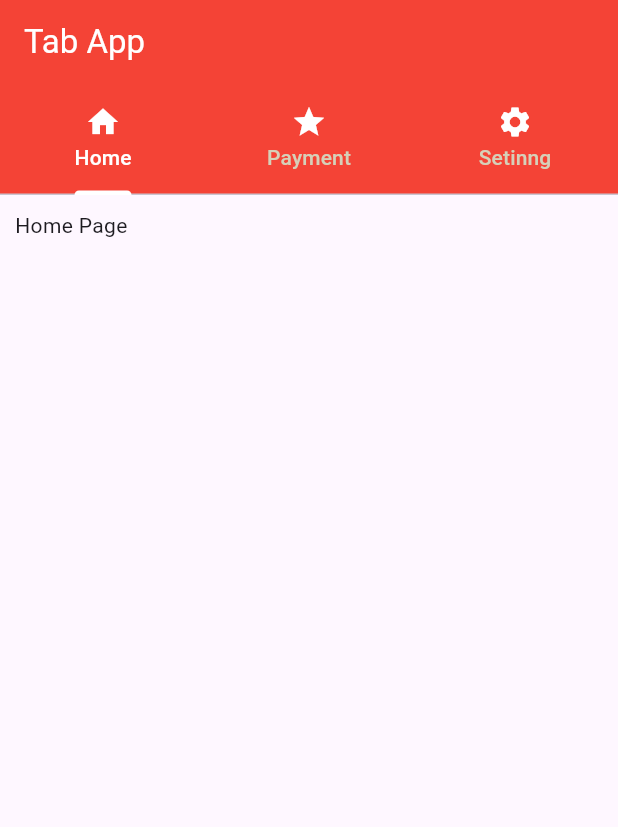
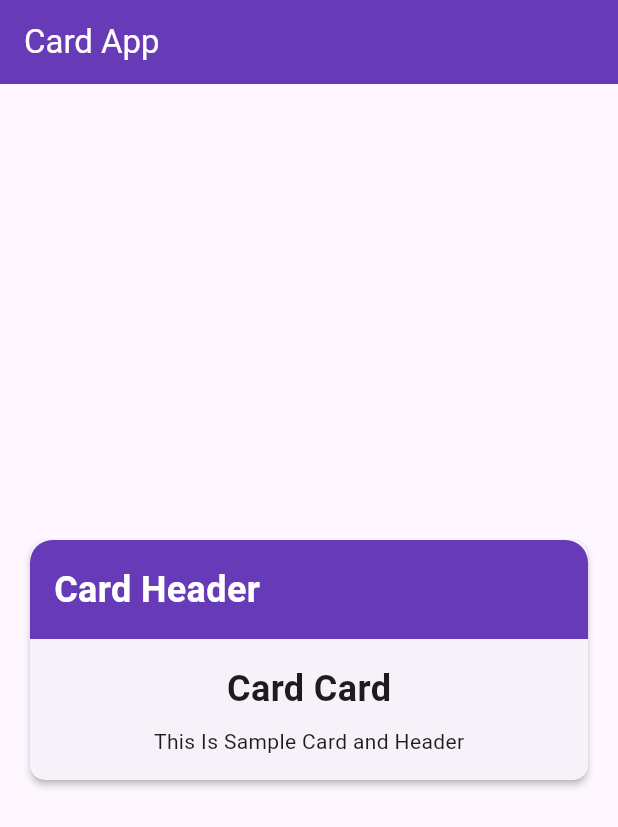
Before and after one commit to tardev35/flutter2024, a Flutter app: the screen it shows after launch, on a phone screen of 412 x 824 dp. Shown: the top 827 px of the screen. Run offline on Flutter 3.47's test engine with Material 3 defaults, Android fonts, the phone set to English and light mode, and no system bars.

Commit message:
Add Card Style

```diff
--- /dev/null
+++ b/lib/card_example.dart
@@ -0,0 +1,76 @@
+import 'package:flutter/material.dart';
+
+class CardExample extends StatelessWidget {
+  const CardExample({super.key});
+
+  @override
+  Widget build(BuildContext context) {
+    return const MaterialApp(
+      debugShowCheckedModeBanner: false,
+      home: CardPage(),
+    );
+  }
+}
+
+class CardPage extends StatelessWidget {
+  const CardPage({super.key});
+
+  @override
+  Widget build(BuildContext context) {
+    return Scaffold(
+      appBar: AppBar(
+        title: const Text('Card App'),
+        backgroundColor: Colors.deepPurple,
+        foregroundColor: Colors.white,
+      ),
+      body: Center(
+        child: Card(
+          margin: const EdgeInsets.only(right: 20, left: 20),
+          elevation: 2,
+          shape:
+              RoundedRectangleBorder(borderRadius: BorderRadius.circular(10)),
+          child: Padding(
+            padding: const EdgeInsets.all(0),
+            child: Column(
+              mainAxisSize: MainAxisSize.min,
+              children: <Widget>[
+                Container(
+                  width: double.infinity,
+                  padding: const EdgeInsets.all(16),
+                  decoration: const BoxDecoration(
+                    color: Colors.deepPurple,
+                    borderRadius: BorderRadius.only(
+                      topLeft: Radius.circular(15),
+                      topRight: Radius.circular(15),
+                    ),
+                  ),
+                  child: const Text(
+                    'Card Header',
+                    style: TextStyle(
+                        color: Colors.white,
+                        fontWeight: FontWeight.w600,
+                        fontSize: 24),
+                  ),
+                ),
+                const Padding(
+                  padding: EdgeInsets.all(16),
+                  child: Column(
+                    children: <Widget>[
+                      Text(
+                        'Card Card',
+                        style: TextStyle(
+                            fontSize: 24, fontWeight: FontWeight.w600),
+                      ),
+                      SizedBox(height: 8),
+                      Text('This Is Sample Card and Header')
+                    ],
+                  ),
+                )
+              ],
+            ),
+          ),
+        ),
+      ),
+    );
+  }
+}
--- a/lib/main.dart
+++ b/lib/main.dart
@@ -1,9 +1,10 @@
 import 'package:flutter/material.dart';
-import 'package:flutter_app_1/tab_example.dart';
+import 'package:flutter_app_1/card_example.dart';
+//import 'package:flutter_app_1/tab_example.dart';
 //import 'package:flutter_app_1/drawer_example.dart';
 //import 'package:flutter_app_1/row_example.dart';
 // import 'main_app.dart';
 
 void main() {
-  runApp(const TabExample());
+  runApp(const CardExample());
 }
```
